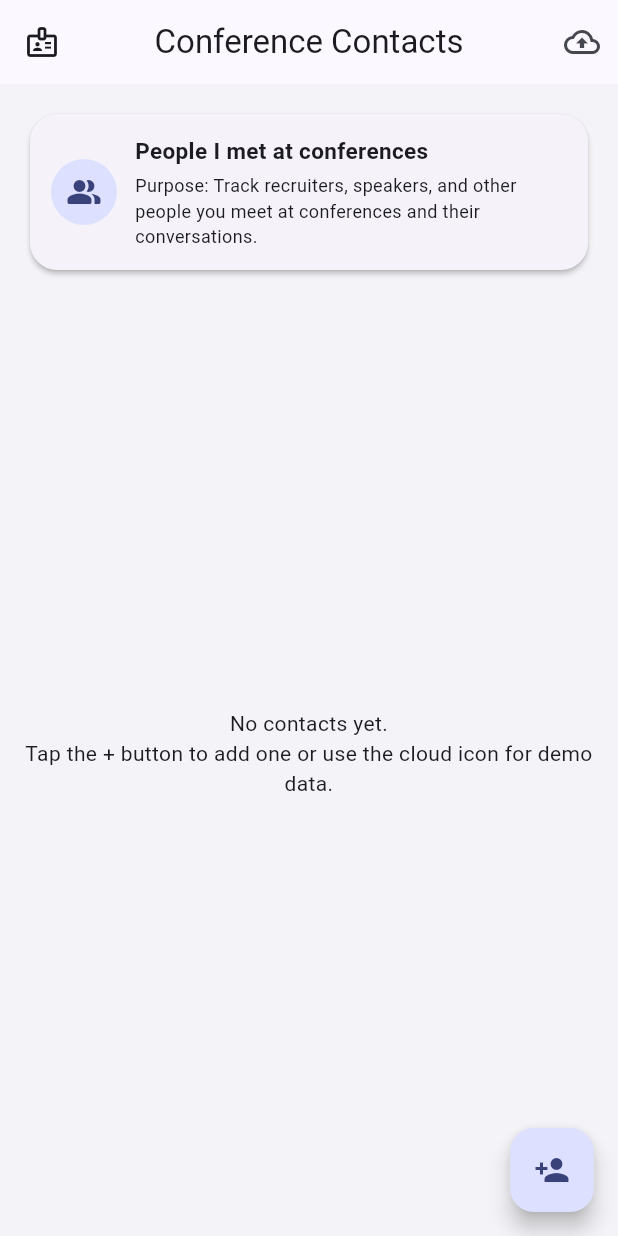
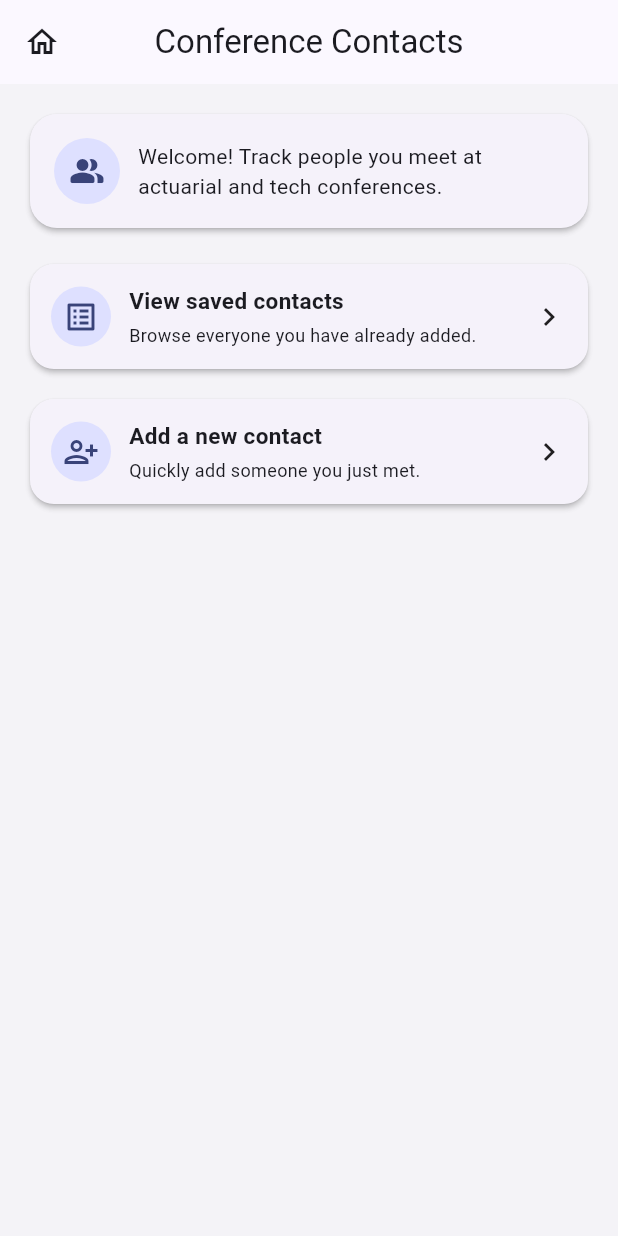
Before and after one commit to MussieS/conference_tracker_app_main, a Flutter app: the screen it shows after launch, on a phone screen of 412 x 824 dp. Run offline on Flutter 3.47's test engine with Material 3 defaults, Android fonts, the phone set to English and light mode, and no system bars; our stand-ins replace cloud_firestore, firebase_core; accounts and stored records are empty.

Commit message:
final app.

```diff
--- a/lib/main.dart
+++ b/lib/main.dart
@@ -2,7 +2,7 @@ import 'package:flutter/material.dart';
 import 'package:firebase_core/firebase_core.dart';
 
 import 'firebase_options.dart';
-import 'screens/conference_contacts_screen.dart';
+import 'screens/home_screen.dart';
 
 Future<void> main() async {
   WidgetsFlutterBinding.ensureInitialized();
@@ -25,7 +25,7 @@ class MyApp extends StatelessWidget {
         useMaterial3: true,
         colorSchemeSeed: Colors.indigo,
       ),
-      home: const ConferenceContactsScreen(),
+      home: const HomeScreen(),
     );
   }
 }
--- a/lib/models/contact.dart
+++ b/lib/models/contact.dart
@@ -4,6 +4,8 @@ class Contact {
   final String company;
   final String conference;
   final String note;
+  final String? linkedinUrl;
+
 
   const Contact({
     required this.name,
@@ -11,6 +13,7 @@ class Contact {
     required this.company,
     required this.conference,
     required this.note,
+    this.linkedinUrl,
   });
 
   factory Contact.fromMap(Map<String, dynamic> data) {
@@ -20,6 +23,7 @@ class Contact {
       company: data['company'] ?? '',
       conference: data['conference'] ?? '',
       note: data['note'] ?? '',
+      linkedinUrl: data['linkedinUrl'],
     );
   }
 
@@ -30,6 +34,8 @@ class Contact {
       'company': company,
       'conference': conference,
       'note': note,
+      if (linkedinUrl != null && linkedinUrl!.isNotEmpty)
+        'linkedinUrl': linkedinUrl,
     };
   }
 }
@@ -43,6 +49,7 @@ const List<Contact> demoContacts = [
     conference: 'GIS Annual Conference 2025',
     note:
     'We discussed using my expenditure analysis project to study claim frequencies.',
+    linkedinUrl: 'https://www.linkedin.com/in/sample-sam',
   ),
   Contact(
     name: 'Alex Lee',
@@ -50,6 +57,7 @@ const List<Contact> demoContacts = [
     company: 'Milliman',
     conference: 'IABA Conference 2025',
     note: 'Talked about importance of Exam P and predictive analytics internship.',
+    linkedinUrl: 'https://www.linkedin.com/in/sample-alex',
   ),
   Contact(
     name: 'Taylor Brown',
--- /dev/null
+++ b/lib/screens/home_screen.dart
@@ -0,0 +1,167 @@
+import 'package:flutter/material.dart';
+
+import '../services/firestore_service.dart';
+import '../widgets/contact_sheet.dart';
+import 'conference_contacts_screen.dart';
+
+class HomeScreen extends StatelessWidget {
+  const HomeScreen({super.key});
+
+  FirestoreService get _firestore => FirestoreService();
+
+  @override
+  Widget build(BuildContext context) {
+    final scheme = Theme.of(context).colorScheme;
+
+    return Scaffold(
+      backgroundColor: scheme.surfaceVariant.withOpacity(0.4),
+      appBar: AppBar(
+        title: const Text('Conference Contacts'),
+        centerTitle: true,
+        leading: const Icon(Icons.home_outlined),
+      ),
+      body: Padding(
+        padding: const EdgeInsets.all(16.0),
+        child: Column(
+          children: [
+            _buildIntroCard(context),
+            const SizedBox(height: 16),
+            _buildChoiceButtons(context),
+          ],
+        ),
+      ),
+    );
+  }
+
+  Widget _buildIntroCard(BuildContext context) {
+    final scheme = Theme.of(context).colorScheme;
+    return Card(
+      shape: RoundedRectangleBorder(borderRadius: BorderRadius.circular(18)),
+      elevation: 1.5,
+      child: Padding(
+        padding: const EdgeInsets.all(16.0),
+        child: Row(
+          children: [
+            CircleAvatar(
+              radius: 22,
+              backgroundColor: scheme.primaryContainer,
+              child: Icon(
+                Icons.people_alt_rounded,
+                color: scheme.onPrimaryContainer,
+              ),
+            ),
+            const SizedBox(width: 12),
+            const Expanded(
+              child: Text(
+                'Welcome! Track people you meet at actuarial and tech conferences.',
+                style: TextStyle(fontSize: 14),
+              ),
+            ),
+          ],
+        ),
+      ),
+    );
+  }
+
+  Widget _buildChoiceButtons(BuildContext context) {
+    return Column(
+      children: [
+        _buildChoiceCard(
+          context: context,
+          icon: Icons.list_alt_outlined,
+          title: 'View saved contacts',
+          subtitle: 'Browse everyone you have already added.',
+          onTap: () {
+            Navigator.of(context).push(
+              MaterialPageRoute(
+                builder: (_) => const ConferenceContactsScreen(),
+              ),
+            );
+          },
+        ),
+        const SizedBox(height: 12),
+        _buildChoiceCard(
+          context: context,
+          icon: Icons.person_add_alt_1_outlined,
+          title: 'Add a new contact',
+          subtitle: 'Quickly add someone you just met.',
+          onTap: () => _openAddContactSheet(context),
+        ),
+      ],
+    );
+  }
+
+  Widget _buildChoiceCard({
+    required BuildContext context,
+    required IconData icon,
+    required String title,
+    required String subtitle,
+    required VoidCallback onTap,
+  }) {
+    final scheme = Theme.of(context).colorScheme;
+
+    return Card(
+      shape: RoundedRectangleBorder(borderRadius: BorderRadius.circular(16)),
+      elevation: 1.5,
+      child: InkWell(
+        borderRadius: BorderRadius.circular(16),
+        onTap: onTap,
+        child: Padding(
+          padding: const EdgeInsets.all(14.0),
+          child: Row(
+            children: [
+              CircleAvatar(
+                radius: 20,
+                backgroundColor: scheme.primaryContainer,
+                child: Icon(
+                  icon,
+                  color: scheme.onPrimaryContainer,
+                ),
+              ),
+              const SizedBox(width: 12),
+              Expanded(
+                child: Column(
+                  crossAxisAlignment: CrossAxisAlignment.start,
+                  children: [
+                    Text(
+                      title,
+                      style: const TextStyle(
+                        fontSize: 15,
+                        fontWeight: FontWeight.w600,
+                      ),
+                    ),
+                    const SizedBox(height: 4),
+                    Text(
+                      subtitle,
+                      style: const TextStyle(fontSize: 12),
+                    ),
+                  ],
+                ),
+              ),
+              const Icon(Icons.chevron_right),
+            ],
+          ),
+        ),
+      ),
+    );
+  }
+
+  void _openAddContactSheet(BuildContext context) {
+    showModalBottomSheet(
+      context: context,
+      isScrollControlled: true,
+      useSafeArea: true,
+      shape: const RoundedRectangleBorder(
+        borderRadius: BorderRadius.vertical(top: Radius.circular(18)),
+      ),
+      builder: (ctx) {
+        return Padding(
+          padding: EdgeInsets.only(
+            bottom: MediaQuery.of(ctx).viewInsets.bottom,
+          ),
+          child: AddContactSheet(firestoreService: _firestore),
+        );
+      },
+    );
+  }
+}
--- a/pubspec.yaml
+++ b/pubspec.yaml
@@ -32,6 +32,7 @@ dependencies:
     sdk: flutter
   firebase_core:
   cloud_firestore:
+  url_launcher:
 
   # The following adds the Cupertino Icons font to your application.
   # Use with the CupertinoIcons class for iOS style icons.
```
Also changed, not shown: lib/widgets/contact_card.dart (+33 -0 lines), lib/widgets/contact_sheet.dart (+10 -0 lines), pubspec.lock.
